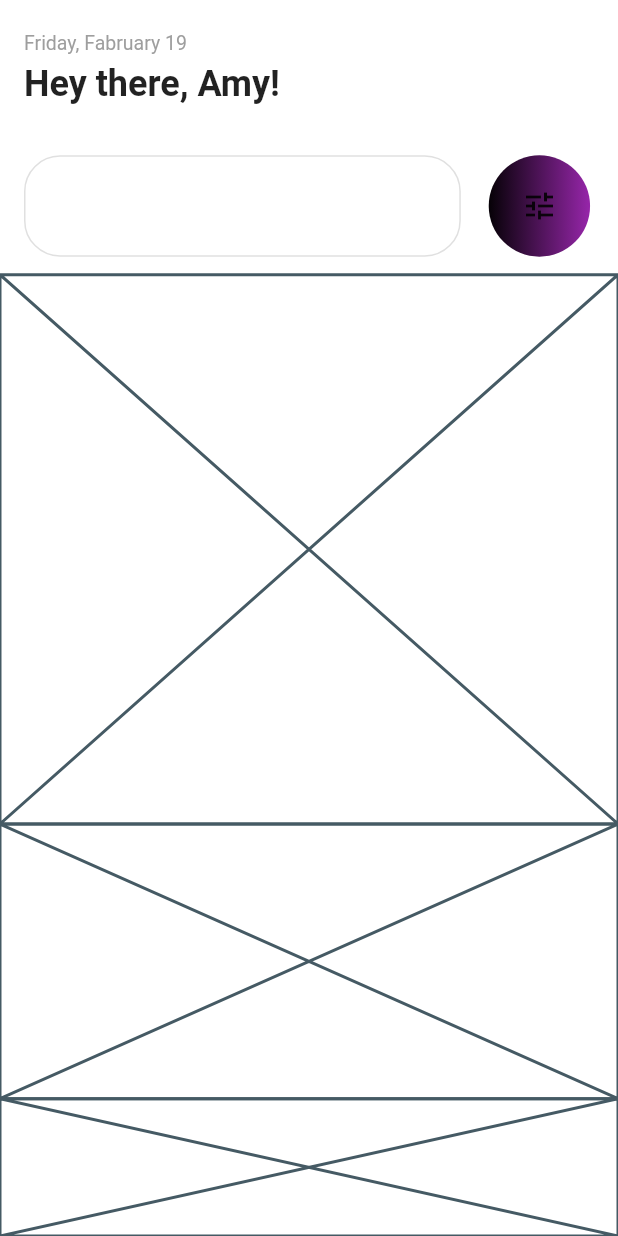
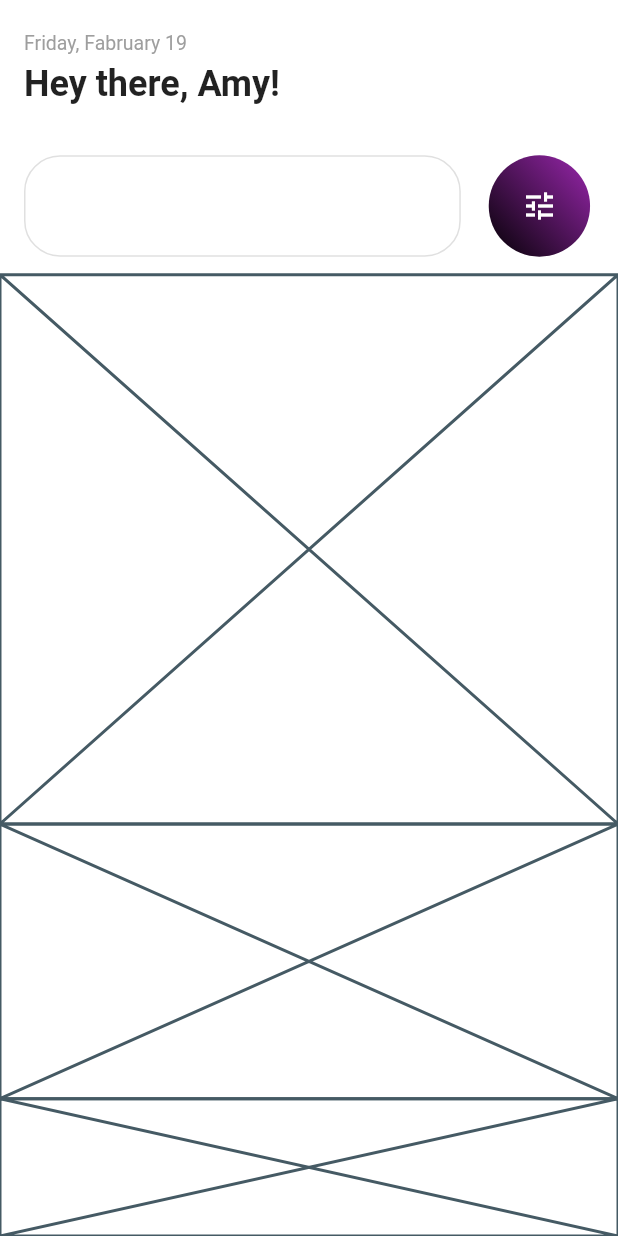
Before and after one commit to JAICHANGPARK/flutter_notebook_11th_story, a Flutter app: the screen it shows after launch, on a phone screen of 412 x 824 dp. Run offline on Flutter 3.47's test engine with Material 2 defaults, Android fonts, the phone set to English and light mode, and no system bars; our stand-ins replace backdrop, badges, flutter_inner_drawer, flutter_slidable, flutter_swiper, google_fonts.

Commit message:
Update experience_home_page.dart

```diff
--- a/lib/ep718_experience_app/experience_home_page.dart
+++ b/lib/ep718_experience_app/experience_home_page.dart
@@ -53,13 +53,18 @@ class _ExperienceHomePageState extends State<ExperienceHomePage> {
                       Expanded(
                           flex: 2,
                           child: Container(
-                            decoration: BoxDecoration(shape: BoxShape.circle,
+                            decoration: BoxDecoration(
+                                shape: BoxShape.circle,
                                 gradient: LinearGradient(colors: [
-                                  Colors.black,
-                                  Colors.purple
-                                ])),
+                                  Colors.black, Colors.purple],
+                                begin: Alignment.bottomLeft,
+                                  end: Alignment.topRight
+                                )),
                             child: Center(
-                              child: Icon(Icons.tune),
+                              child: Icon(
+                                Icons.tune,
+                                color: Colors.white,
+                              ),
                             ),
                           )),
                     ],
```
